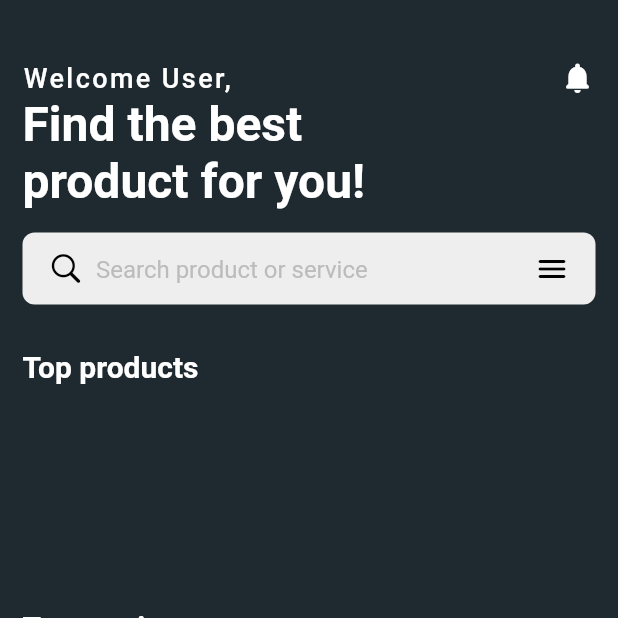
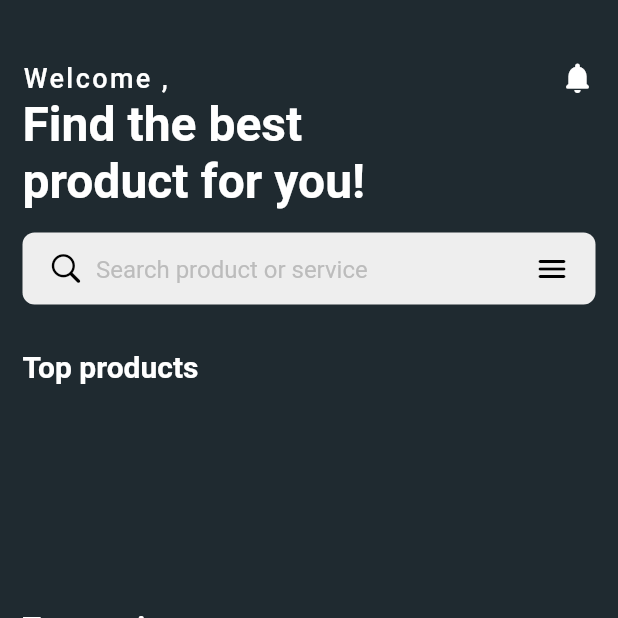
Before and after one commit to desh610/Helpifly, a Flutter app: the screen it shows once a user with an empty profile is signed in, on a phone screen of 412 x 824 dp, the top half of it. Run offline on Flutter 3.47's test engine with Material 2 defaults, Android fonts, the phone set to English and light mode, and no system bars; our stand-ins replace cloud_firestore, firebase_auth, firebase_core, flutter_bloc, liquid_progress_indicator, shared_preferences; accounts and stored records are empty; network calls fail.

Commit message:
Filter my posts | User Info Fetching Approach

```diff
--- a/lib/bloc/app_bloc/app_state.dart
+++ b/lib/bloc/app_bloc/app_state.dart
@@ -1,4 +1,5 @@
 import 'package:helpifly/models/item_model.dart';
+import 'package:helpifly/models/user_info_model.dart';
 
 class AppState {
   final List<String> categories;
@@ -7,6 +8,7 @@ class AppState {
   final List<ItemModel> services;
   final bool isLoading;
   final String? error;
+  final UserInfoModel userInfo;
 
   AppState({
     required this.categories,
@@ -15,6 +17,7 @@ class AppState {
     required this.services,
     required this.isLoading,
     this.error,
+    required this.userInfo,
   });
 
   AppState copyWith({
@@ -24,6 +27,7 @@ class AppState {
     List<ItemModel>? services,
     bool? isLoading,
     String? error,
+    UserInfoModel? userInfo,
   }) {
     return AppState(
       categories: categories ?? this.categories,
@@ -32,6 +36,7 @@ class AppState {
       services: services ?? this.services,
       isLoading: isLoading ?? this.isLoading,
       error: error ?? this.error,
+      userInfo: userInfo ?? this.userInfo,
     );
   }
 }
--- a/lib/bloc/forum_bloc/forum_cubit.dart
+++ b/lib/bloc/forum_bloc/forum_cubit.dart
@@ -60,6 +60,7 @@ class ForumCubit extends Cubit<ForumState> {
           .toList();
 
       emit(state.copyWith(posts: cachedPosts, isLoading: false));
+      _fetchPostsAndUpdateCache();
     } else {
       // No cache, fetch from Firestore
       _fetchPostsAndUpdateCache();
--- a/lib/views/home_screen.dart
+++ b/lib/views/home_screen.dart
@@ -16,38 +16,6 @@ class HomeScreen extends StatefulWidget {
 }
 
 class _HomeScreenState extends State<HomeScreen> {
-  String? firstName;
-
-  @override
-  void initState() {
-    super.initState();
-    _loadUserInfo();
-  }
-
-  Future<void> _loadUserInfo() async {
-    SharedPreferences prefs = await SharedPreferences.getInstance();
-    String? userInfoJson = prefs.getString('user_info');
-    if (userInfoJson != null) {
-      try {
-        Map<String, dynamic> userMap = jsonDecode(userInfoJson);
-        UserInfoModel userInfo = UserInfoModel.fromJson(userMap);
-        setState(() {
-          firstName = userInfo.firstName;
-        });
-      } catch (e) {
-        // Handle JSON decode error
-        setState(() {
-          firstName = 'User';
-        });
-        print('Error decoding user info: $e');
-      }
-    } else {
-      // Fallback to a default name if SharedPreferences is null
-      setState(() {
-        firstName = 'User';
-      });
-    }
-  }
 
   @override
   Widget build(BuildContext context) {
@@ -63,14 +31,16 @@ class _HomeScreenState extends State<HomeScreen> {
               Row(
                 mainAxisAlignment: MainAxisAlignment.spaceBetween,
                 children: [
-                  Text(
-                    "Welcome ${firstName ?? 'User'},",
-                    style: const TextStyle(
+                  BlocBuilder<AppCubit, AppState>(
+                    builder: (context, state) {
+                      final userInfo = state.userInfo;
+                      return Text("Welcome ${userInfo.firstName},", style: const TextStyle(
                       color: white,
                       fontSize: 18,
                       fontWeight: FontWeight.w500,
                       letterSpacing: 1.6,
-                    ),
+                    ),);
+                    },
                   ),
                   const Icon(Icons.notifications_rounded, color: white),
                 ],
```
Also changed, not shown: lib/bloc/app_bloc/app_cubit.dart (+73 -23 lines), lib/views/forum_screen.dart (+15 -11 lines).
